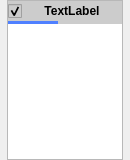
Qt form src/gui_execution_diagram/resource/diagram_node.ui (PIBAUR/Plaisir) before a commit.
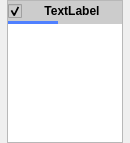
The same form after that commit.

Commit message: improve ui of execution diagram, with path visualization

The edit to the form file:
```diff
--- a/src/gui_execution_diagram/resource/diagram_node.ui
+++ b/src/gui_execution_diagram/resource/diagram_node.ui
@@ -10,7 +10,7 @@
     <x>0</x>
     <y>0</y>
     <width>130</width>
-    <height>160</height>
+    <height>143</height>
    </rect>
   </property>
   <property name="sizePolicy">
```
The commit also changes 7 other files.
